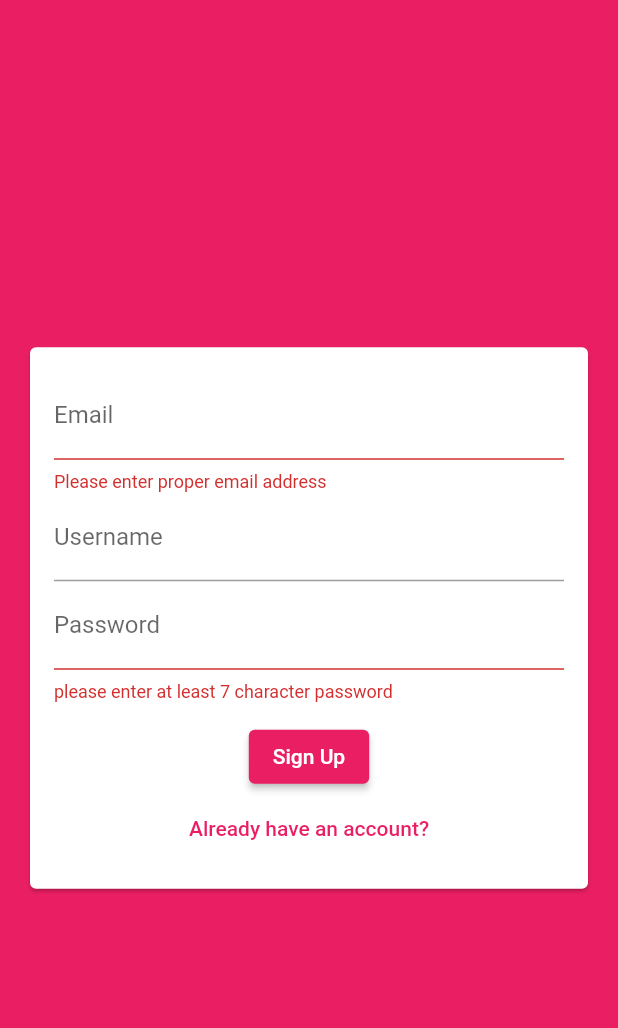
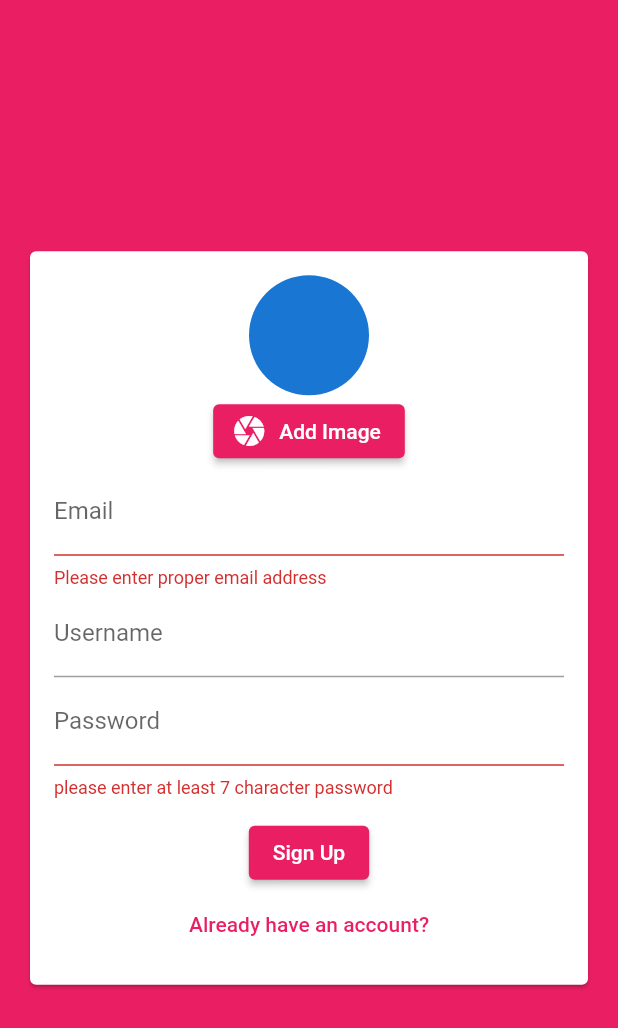
Before and after one commit to Viraj-Tank/flutter_firebase_chat, a Flutter app: the screen it shows after launch, after a tap on "Login", after a tap on "Create New Account", on a phone screen of 412 x 824 dp. Shown: the top 1028 px of the screen. Run offline on Flutter 3.47's test engine with Material 2 defaults, Android fonts, the phone set to English and light mode, and no system bars; our stand-ins replace cloud_firestore, firebase_auth, firebase_core, image_picker; accounts and stored records are empty.

Commit message:
- pick image from user

```diff
--- a/lib/widgets/auth_form.dart
+++ b/lib/widgets/auth_form.dart
@@ -1,7 +1,11 @@
 import 'package:flutter/material.dart';
+import 'package:flutter_firebase/widgets/user_image_picker.dart';
 
 class AuthForm extends StatefulWidget {
-  AuthForm({Key? key, required this.submitFn,}) : super(key: key);
+  AuthForm({
+    Key? key,
+    required this.submitFn,
+  }) : super(key: key);
 
   final void Function(String email, String password, String username, bool isLogin) submitFn;
 
@@ -29,8 +33,11 @@ class _AuthFormState extends State<AuthForm> {
               child: Column(
                 mainAxisSize: MainAxisSize.min,
                 children: [
+                  if(!_isLogin)
+                  const UserImagePicker(),
                   TextFormField(
-                    key: const ValueKey('email'),   ///used to differentiate all textform fields so data dont lose its integrity
+                    key: const ValueKey('email'),
+                    ///used to differentiate all textform fields so data dont lose its integrity
                     keyboardType: TextInputType.emailAddress,
                     decoration: const InputDecoration(
                       labelText: 'Email',
@@ -45,7 +52,7 @@ class _AuthFormState extends State<AuthForm> {
                       _userEmail = value;
                     },
                   ),
-                  if(!_isLogin)
+                  if (!_isLogin)
                     TextFormField(
                       key: const ValueKey('uName'),
                       decoration: const InputDecoration(
@@ -84,7 +91,7 @@ class _AuthFormState extends State<AuthForm> {
                   ),
                   ElevatedButton(
                     onPressed: _trySubmit,
-                    child: Text(_isLogin ? 'Login': 'Sign Up'),
+                    child: Text(_isLogin ? 'Login' : 'Sign Up'),
                   ),
                   TextButton(
                     onPressed: () {
@@ -92,7 +99,7 @@ class _AuthFormState extends State<AuthForm> {
                         _isLogin = !_isLogin;
                       });
                     },
-                    child: Text(_isLogin ? 'Create New Account': 'Already have an account?'),
+                    child: Text(_isLogin ? 'Create New Account' : 'Already have an account?'),
                   )
                 ],
               ),
@@ -108,12 +115,7 @@ class _AuthFormState extends State<AuthForm> {
       _formKey.currentState?.save(); // it will trigger onSaved method on every textFormField available in the _formKey
 
       FocusScope.of(context).unfocus(); //remove the focus from textFields if any
-    widget.submitFn(
-      _userEmail!,
-      _userName!,
-      _userPassword!,
-      _isLogin
-    );
+      widget.submitFn(_userEmail!, _userName!, _userPassword!, _isLogin);
     }
   }
 }
--- /dev/null
+++ b/lib/widgets/user_image_picker.dart
@@ -0,0 +1,43 @@
+import 'dart:io';
+import 'dart:typed_data';
+
+import 'package:flutter/material.dart';
+import 'package:image_picker/image_picker.dart';
+
+class UserImagePicker extends StatefulWidget {
+  const UserImagePicker({Key? key}) : super(key: key);
+
+  @override
+  State<UserImagePicker> createState() => _UserImagePickerState();
+}
+
+class _UserImagePickerState extends State<UserImagePicker> {
+
+  XFile? _pickedImage;
+
+  @override
+  Widget build(BuildContext context) {
+    return Column(
+      children: [
+        CircleAvatar(
+          radius: 40,
+          backgroundImage: _pickedImage != null ? FileImage(File(_pickedImage!.path)) : null,
+        ),
+        ElevatedButton.icon(
+          onPressed: _pickImage,
+          icon: const Icon(Icons.camera),
+          label: const Text('Add Image'),
+        ),
+      ],
+    );
+  }
+
+  _pickImage() async {
+    /// create dialog with gallery and camera icon to let user choose which to open
+    final pickedImage = await ImagePicker().pickImage(source: ImageSource.camera);
+    setState(() {
+      _pickedImage = pickedImage;
+    });
+  }
+
+}
--- a/pubspec.yaml
+++ b/pubspec.yaml
@@ -17,6 +17,7 @@ dependencies:
   cloud_firestore: ^4.0.5
   firebase_core: ^2.2.0
   firebase_auth: ^4.1.2
+  image_picker: ^0.8.6
 
 dev_dependencies:
   flutter_test:
```
Also changed, not shown: pubspec.lock, 1 other file. Lines whose indentation alone changed are shown as unchanged.
